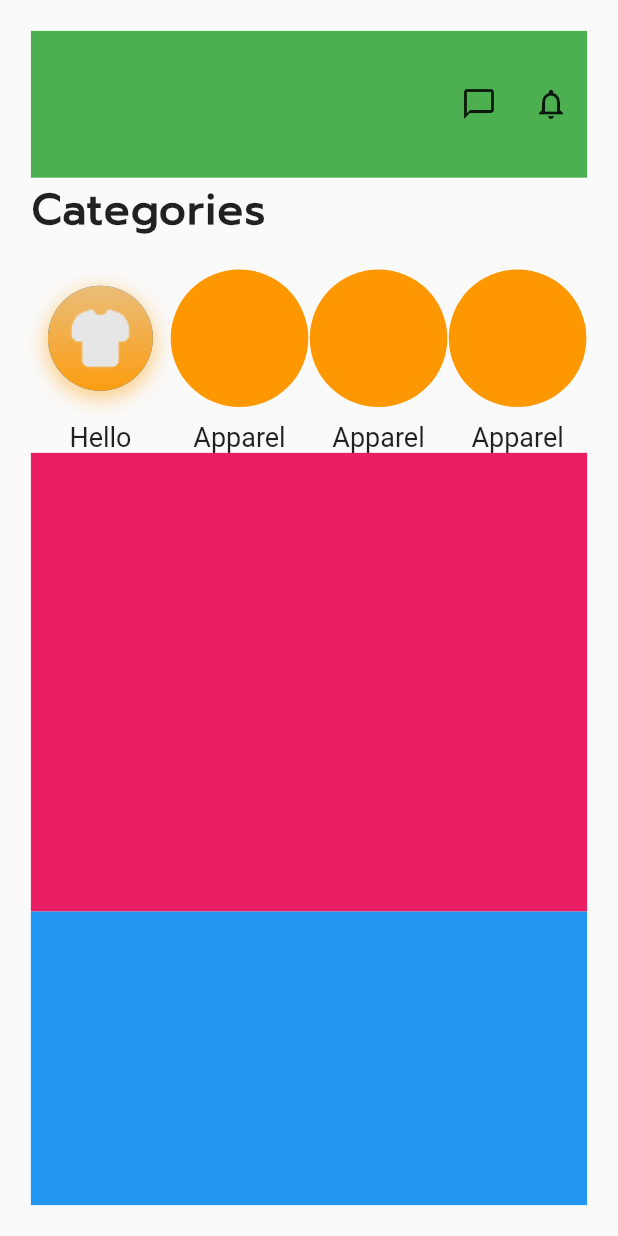
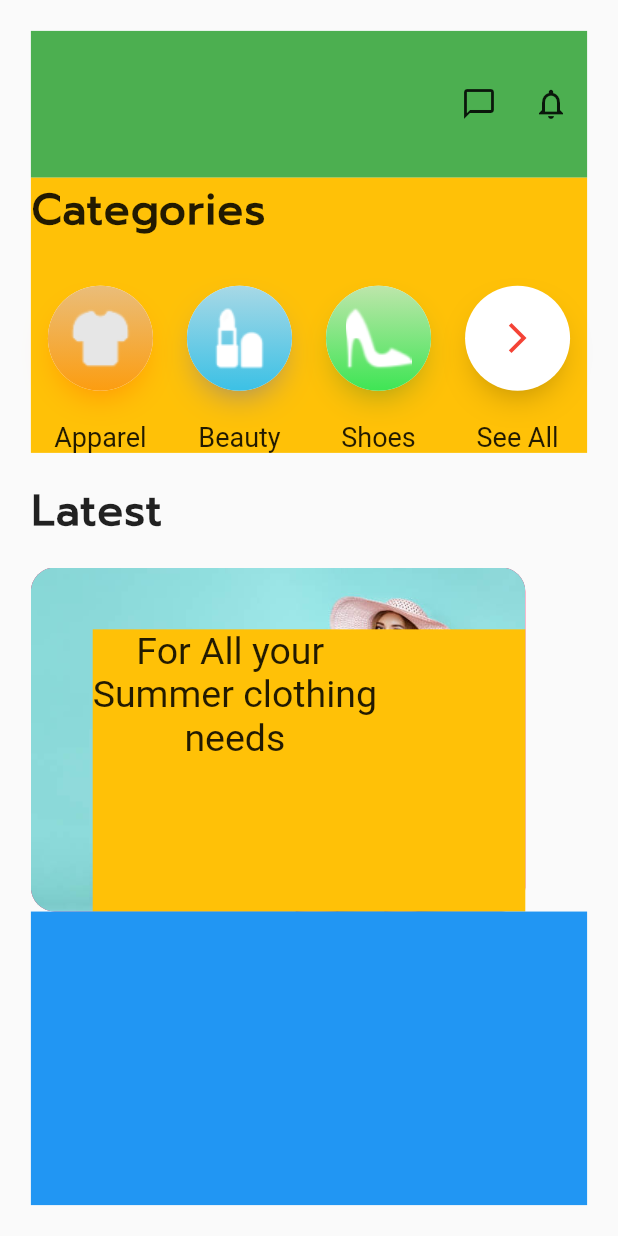
Before and after one commit to LoulouTBC/E-Commerce-App, a Flutter app: the screen it shows after launch, on a phone screen of 412 x 824 dp. Run offline on Flutter 3.47's test engine with Material 2 defaults, Android fonts, the phone set to English and light mode, and no system bars.

Commit message:
LatestScreen

```diff
--- a/lib/constants/circleIcon.dart
+++ b/lib/constants/circleIcon.dart
@@ -2,8 +2,19 @@ import 'package:flutter/material.dart';
 
 class CircleIcon extends StatelessWidget {
   String myText;
-   CircleIcon({
+  final DecorationImage? myImage;
+  Color color1;
+  Color color2;
+  Color shadowColor;
+  final Icon? myIcon;
+  CircleIcon({
+    this.myImage,
+    this.myIcon,
     required this.myText,
+    required this.color1,
+    required this.color2,
+    required this.shadowColor,
+    // required this.myImage,
     Key? key,
   }) : super(key: key);
 
@@ -16,34 +27,35 @@ class CircleIcon extends StatelessWidget {
           Expanded(
             flex: 3,
             child: Container(
-              decoration:
-                  const BoxDecoration(shape: BoxShape.circle, boxShadow: [
+              decoration: BoxDecoration(shape: BoxShape.circle, boxShadow: [
                 BoxShadow(
-                  color: Color.fromARGB(110, 255, 153, 0),
-                  spreadRadius: 2,
-                  blurRadius: 10,
-                  offset: Offset(0, 4), // changes position of shadow
+                  color: shadowColor,
+                  spreadRadius: -10,
+                  blurRadius: 20,
+                  offset: Offset(0, 10), // changes position of shadow
                 ),
               ]),
               child: CircleAvatar(
+                backgroundColor: Colors.white,
                 radius: 35,
-                // minRadius: 20,
-                // backgroundColor:
-                //     Color(0xffFF6969),
                 child: Container(
-                  decoration: const BoxDecoration(
-                    image: DecorationImage(
-                        image: AssetImage('images/icons8-clothes-48.png')),
+                  decoration: BoxDecoration(
+                    // image: DecorationImage(
+                    //     image: AssetImage('images/$myImage'), opacity: 0.8),
+                    image: myImage,
                     shape: BoxShape.circle,
                     gradient: LinearGradient(
                       begin: Alignment.topCenter,
                       end: Alignment.bottomCenter,
                       colors: [
-                        Color.fromARGB(255, 231, 194, 138),
-                        Colors.orange,
+                        color1,
+                        color2
+                        // Color.fromARGB(255, 231, 194, 138),
+                        // Colors.orange,
                       ],
                     ),
                   ),
+                  child: myIcon,
                 ),
               ),
             ),
--- a/lib/home.dart
+++ b/lib/home.dart
@@ -1,3 +1,5 @@
+import 'dart:ui';
+
 import 'package:flutter/material.dart';
 import 'package:flutter/src/widgets/container.dart';
 import 'package:flutter/src/widgets/framework.dart';
@@ -42,7 +44,7 @@ class _HomePageState extends State<HomePage> {
                       flex: 3,
                       child: Container(
                         // width: size.width,
-                        // color: Colors.amber,
+                        color: Colors.amber,
                         child: Column(
                           children: [
                             Expanded(
@@ -67,88 +69,51 @@ class _HomePageState extends State<HomePage> {
                                   child: Row(
                                 children: [
                                   Expanded(
-                                    child: CircleIcon(
-                                      myText: 'Hello',
+                                      child: CircleIcon(
+                                          myText: 'Apparel',
+                                          color1: const Color.fromARGB(
+                                              255, 231, 194, 138),
+                                          color2: Colors.orange,
+                                          shadowColor: const Color.fromARGB(
+                                              137, 255, 77, 0),
+                                          myImage: const DecorationImage(
+                                              image: AssetImage(
+                                                  'images/icons8-clothes-48.png')))),
+                                  Expanded(
+                                      child: CircleIcon(
+                                          myText: 'Beauty',
+                                          color1: const Color.fromARGB(
+                                              255, 184, 220, 230),
+                                          color2: const Color.fromARGB(
+                                              255, 43, 189, 229),
+                                          shadowColor: const Color.fromARGB(
+                                              149, 33, 72, 243),
+                                          myImage: const DecorationImage(
+                                              image: AssetImage(
+                                                  'images/icons8-lipstick.png')))),
+                                  Expanded(
+                                      child: CircleIcon(
+                                          myText: 'Shoes',
+                                          color1: Color.fromARGB(
+                                              255, 209, 230, 184),
+                                          color2:
+                                              Color.fromARGB(255, 43, 229, 71),
+                                          shadowColor:
+                                              Color.fromARGB(138, 31, 110, 43),
+                                          myImage: const DecorationImage(
+                                              image: AssetImage(
+                                                  'images/icons8-women-shoe-side-view-50.png')))),
+                                  Expanded(
+                                      child: CircleIcon(
+                                    myText: 'See All',
+                                    color1: Color.fromARGB(255, 255, 255, 255),
+                                    color2: Color.fromARGB(255, 255, 255, 255),
+                                    shadowColor: Color.fromARGB(86, 0, 0, 0),
+                                    myIcon: const Icon(
+                                      Icons.arrow_forward_ios_outlined,
+                                      color: Colors.red,
                                     ),
-                                  ),
-                                  Expanded(
-                                    child: Container(
-                                      // color: Color.fromARGB(255, 164, 48, 95),
-                                      child: Column(
-                                        children: [
-                                          const Expanded(
-                                            flex: 3,
-                                            child: CircleAvatar(
-                                                minRadius: 37,
-                                                backgroundColor: Colors.orange),
-                                          ),
-                                          Expanded(
-                                            flex: 1,
-                                            child: Container(
-                                              // color: Colors.blue,
-                                              alignment: Alignment.bottomCenter,
-                                              child: Text(
-                                                "Apparel",
-                                                style: TextStyle(fontSize: 18),
-                                              ),
-                                            ),
-                                          )
-                                        ],
-                                      ),
-                                    ),
-                                  ),
-                                  Expanded(
-                                    child: Container(
-                                      // color: Color.fromARGB(255, 164, 48, 95),
-                                      child: Column(
-                                        children: [
-                                          const Expanded(
-                                            flex: 3,
-                                            child: CircleAvatar(
-                                                minRadius: 37,
-                                                backgroundColor: Colors.orange),
-                                          ),
-                                          Expanded(
-                                            flex: 1,
-                                            child: Container(
-                                              // color: Colors.blue,
-                                              alignment: Alignment.bottomCenter,
-                                              child: Text(
-                                                "Apparel",
-                                                style: TextStyle(fontSize: 18),
-                                              ),
-                                            ),
-                                          )
-                                        ],
-                                      ),
-                                    ),
-                                  ),
-                                  Expanded(
-                                    child: Container(
-                                      // color: Color.fromARGB(255, 164, 48, 95),
-                                      child: Column(
-                                        children: [
-                                          const Expanded(
-                                            flex: 3,
-                                            child: CircleAvatar(
-                                                minRadius: 37,
-                                                backgroundColor: Colors.orange),
-                                          ),
-                                          Expanded(
-                                            flex: 1,
-                                            child: Container(
-                                              // color: Colors.blue,
-                                              alignment: Alignment.bottomCenter,
-                                              child: Text(
-                                                "Apparel",
-                                                style: TextStyle(fontSize: 18),
-                                              ),
-                                            ),
-                                          )
-                                        ],
-                                      ),
-                                    ),
-                                  ),
+                                  )),
                                   // Expanded(
                                   //   child: Container(
                                   //     color: Color.fromARGB(255, 65, 172, 177),
@@ -172,10 +137,86 @@ class _HomePageState extends State<HomePage> {
                       ),
                     ),
                     Expanded(
-                        flex: 5,
-                        child: Container(
-                          color: Colors.pink,
-                        )),
+                      flex: 5,
+                      child: Container(
+                        // width: size.width,
+                        // color: Colors.amber,
+                        child: Column(
+                          children: [
+                            Expanded(
+                              flex: 1,
+                              child: Container(
+                                alignment: Alignment.centerLeft,
+                                child: const Text(
+                                  "Latest",
+                                  textAlign: TextAlign.left,
+                                  style: TextStyle(
+                                      // backgroundColor: Colors.white,
+                                      fontFamily: "Prompt",
+                                      fontSize: 28,
+                                      fontWeight: FontWeight.bold,
+                                      letterSpacing: 1),
+                                ),
+                              ),
+                            ),
+                            Expanded(
+                              flex: 3,
+                              child: Container(
+                                  // color: Colors.green,
+                                  child: ListView(
+                                scrollDirection: Axis.horizontal,
+                                children: [
+                                  Container(
+                                    decoration: BoxDecoration(
+                                      image: DecorationImage(
+                                          fit: BoxFit.fill,
+                                          image: AssetImage(
+                                              'images/fashion3.png')),
+                                      color: Colors.pink,
+                                      borderRadius: BorderRadius.circular(16),
+                                    ),
+                                    width: size.width * 0.8,
+                                    child: Padding(
+                                      padding: EdgeInsets.only(
+                                          left: size.width * 0.1,
+                                          top: size.width * 0.1),
+                                      child: Container(
+                                        color: Colors.amber,
+                                        alignment: Alignment.topLeft,
+                                        child: Column(
+                                          // mainAxisAlignment:
+                                          //     MainAxisAlignment,
+                                          children: [
+                                            Text(
+                                              'For All your ',
+                                              style: TextStyle(fontSize: 25),
+                                              textAlign: TextAlign.start,
+                                            ),
+                                            Text(
+                                              'Summer clothing',
+                                              style: TextStyle(fontSize: 25),
+                                              textAlign: TextAlign.start,
+                                            ),
+                                            Text(
+                                              'needs',
+                                              style: TextStyle(fontSize: 25),
+                                            ),
+                                          ],
+                                        ),
+                                      ),
+                                    ),
+                                  ),
+                                  Container(
+                                    width: 100,
+                                    // color: Colors.amber,
+                                  )
+                                ],
+                              )),
+                            ),
+                          ],
+                        ),
+                      ),
+                    ),
                   ],
                 )),
             Expanded(
```
Also changed, not shown: images/fashion.png (added), images/fashion2.png (added), images/fashion3.png (added), images/icons8-clothes-48.png, images/icons8-lipstick.png, images/icons8-women-shoe-side-view-50.png (added).
